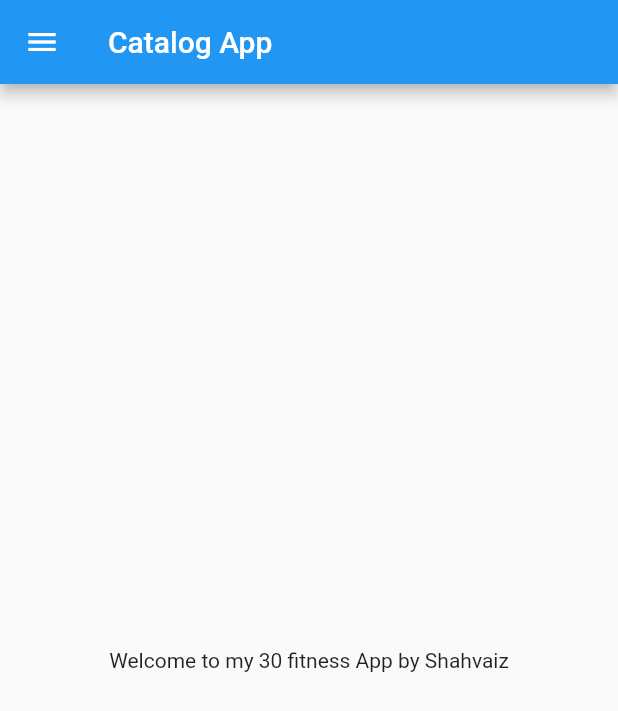
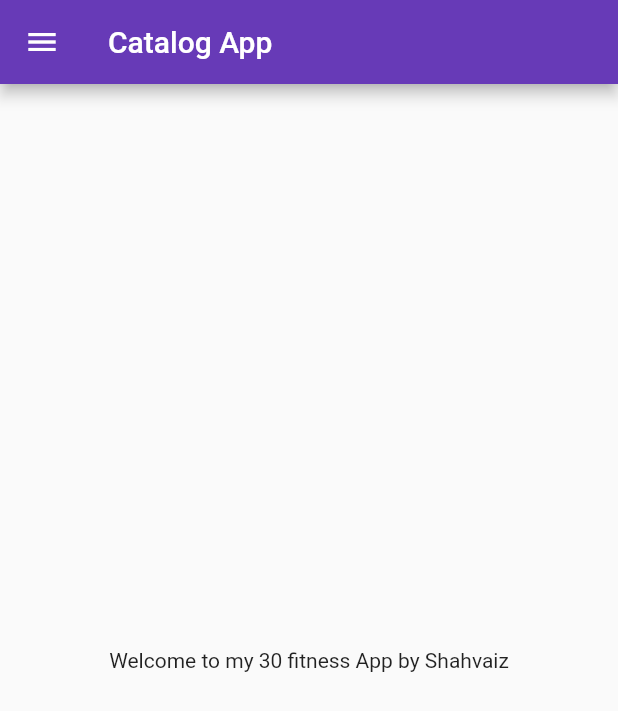
Before and after one commit to ShahvaizErnest/LearningFlutter, a Flutter app: the screen it shows after launch, on a phone screen of 412 x 824 dp. Shown: the top 711 px of the screen. Run offline on Flutter 3.47's test engine with Material 2 defaults, Android fonts, the phone set to English and light mode, and no system bars.

Commit message:
Day 3 Completed

```diff
--- a/lib/main.dart
+++ b/lib/main.dart
@@ -1,5 +1,6 @@
 import 'package:flutter/material.dart';
-import 'home_page.dart';
+import 'package:flutter_application_1/pages/login_page.dart';
+import 'pages/home_page.dart';
 
 void main() {
   runApp(MyApp());
@@ -9,7 +10,17 @@ class MyApp extends StatelessWidget {
   @override
   Widget build(BuildContext context) {
     return MaterialApp(
-      home: HomePage(),
+      themeMode: ThemeMode.light,
+      theme: ThemeData(primarySwatch: Colors.deepPurple),
+      darkTheme: ThemeData(
+        brightness: Brightness.dark,
+      ),
+      initialRoute: "/Home",
+      routes: {
+        "/": (context) => LoginPage(),
+        "/Home": (context) => HomePage(),
+        "/Login": (context) => LoginPage(),
+      },
     );
   }
 }
```
Also changed, not shown: lib/pages/login_page.dart (added, +23 -0 lines), lib/pages/home_page.dart (renamed from lib/home_page.dart).
